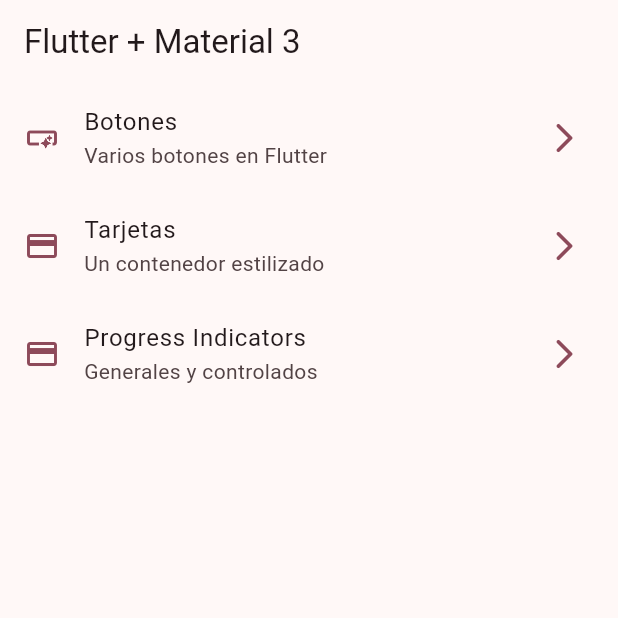
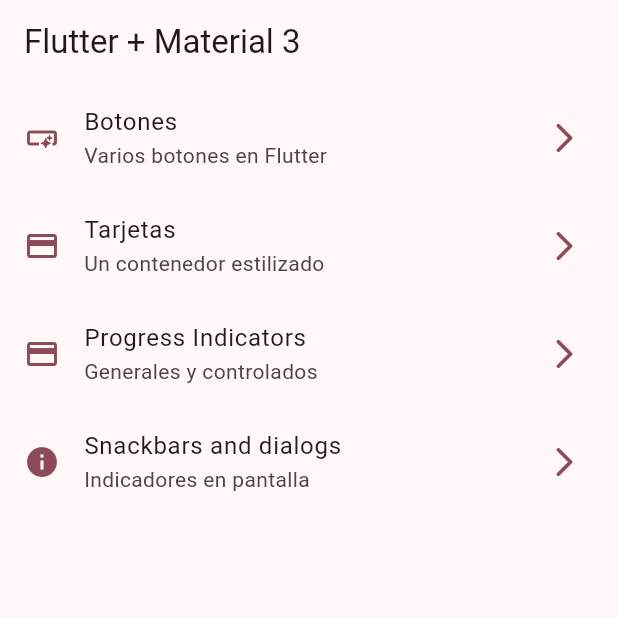
Before and after one commit to PaulImb1520/widgets_app, a Flutter app: the screen it shows after launch, on a phone screen of 412 x 824 dp, the top half of it. Run offline on Flutter 3.47's test engine with Material 3 defaults, Android fonts, the phone set to English and light mode, and no system bars; our stand-ins replace go_router.

Commit message:
snackbars and dialogs finished

```diff
--- a/lib/config/menu/menu_items.dart
+++ b/lib/config/menu/menu_items.dart
@@ -29,4 +29,9 @@ const appMenuItems = <MenuItem>[
       subTitle: "Generales y controlados",
       link: "/progress",
       icon: Icons.credit_card),
+  MenuItem(
+      title: "Snackbars and dialogs",
+      subTitle: "Indicadores en pantalla",
+      link: "/snackbars",
+      icon: Icons.info),
 ];
--- a/lib/config/router/app_router.dart
+++ b/lib/config/router/app_router.dart
@@ -25,5 +25,10 @@ final appRouter = GoRouter(
       name: ProgressScreen.name,
       builder: (context, state) => const ProgressScreen(),
     ),
+    GoRoute(
+      path: '/snackbars',
+      name: SnackbarScreen.name,
+      builder: (context, state) => const SnackbarScreen(),
+    ),
   ],
 );
--- a/lib/main.dart
+++ b/lib/main.dart
@@ -12,6 +12,7 @@ class MainApp extends StatelessWidget {
   @override
   Widget build(BuildContext context) {
     return MaterialApp.router(
+      title: "Flutter Widgets",
       routerConfig: appRouter,
       debugShowCheckedModeBanner: false,
       theme: AppTheme(selectedColor: 5).getTheme(),
```
Also changed, not shown: lib/presentation/screens/snackbar/snackbar_screen.dart (+62 -1 lines).
